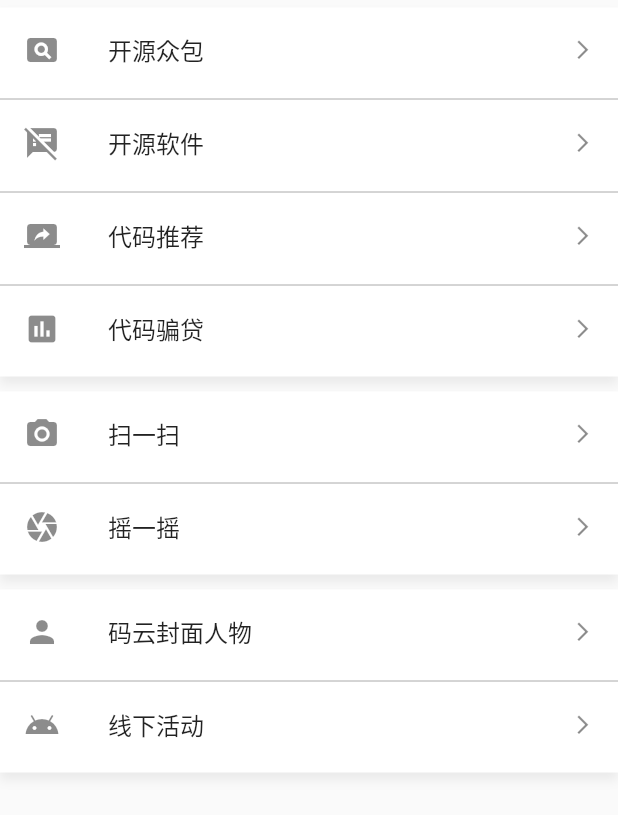
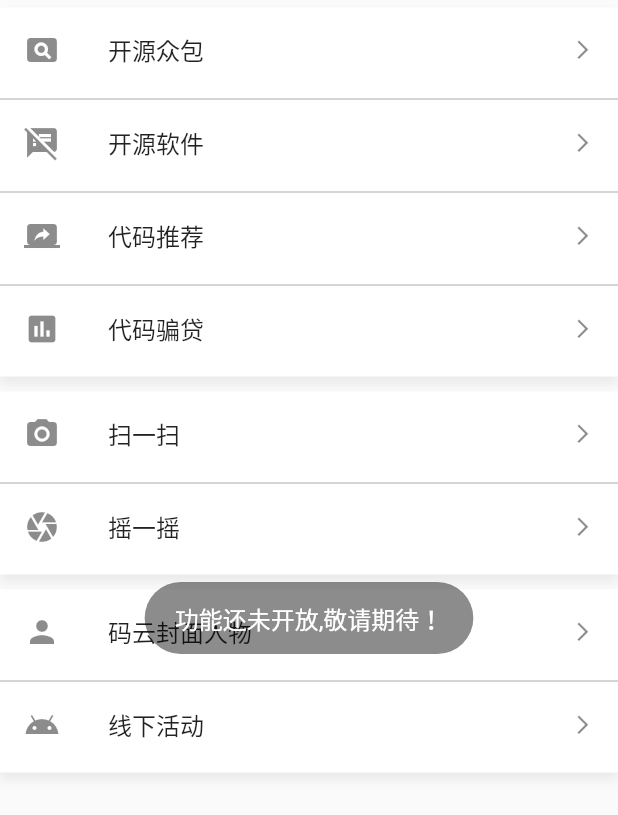
Before and after one commit to ankouyang/flutter_os_china, a Flutter app: the DiscoverPage widget shown alone on an empty page, opened directly, after a tap on "码云封面人物", on a phone screen of 412 x 824 dp. Shown: the top 815 px of the screen. Run offline on Flutter 3.47's test engine with Material 2 defaults, Android fonts, the phone set to English and light mode, and no system bars; our stand-ins replace dio, event_bus, fluttertoast, image_picker, shared_preferences; missing offline and left inert: barcode_scan2, flutter_webview_plugin; accounts and stored records are empty; network calls fail.

Commit message:
feat: 完成扫一扫 摇一摇功能

```diff
--- a/lib/main.dart
+++ b/lib/main.dart
@@ -2,7 +2,6 @@
 import 'package:flutter_os_china/constants/constants.dart' show AppColor;
 import 'package:flutter_os_china/pages/error_page.dart';
 import 'package:flutter_os_china/pages/index/home_page.dart';
-import 'package:flutter_os_china/pages/index/my_page.dart';
 void main() =>runApp(const MyApp());
 
 class MyApp extends StatelessWidget {
@@ -25,9 +24,6 @@
               textTheme: ButtonTextTheme.normal
             )
         ),
-        routes: {//这个设置的是静态的路由 使用Navigator.pushNamed(context, routeName);
-          '/my': (BuildContext context) => const MyPage()
-        },
         onUnknownRoute: (RouteSettings setting){
           String? name=setting.name;
           print("没有匹配到路由");
--- a/lib/pages/index/discover_page.dart
+++ b/lib/pages/index/discover_page.dart
@@ -1,7 +1,15 @@
 import 'package:flutter/material.dart';
-// import 'package:barcode_scan/barcode_scan.dart';
 import 'package:barcode_scan2/barcode_scan2.dart';
 import 'package:flutter/services.dart';
+import 'package:flutter_os_china/pages/commonweb/index.dart';
+import 'package:flutter_os_china/pages/shake/index.dart';
+import 'package:fluttertoast/fluttertoast.dart';
+
+class ArgumentsMap{
+  final String webUrl;
+  ArgumentsMap(this.webUrl);
+}
+
 
 class DiscoverPage extends StatefulWidget {
   const DiscoverPage({Key? key}) : super(key: key);
@@ -30,6 +38,7 @@
     },
   ];
 
+  // 第三方插件 barcode_scan2的初始化options设置
   ScanResult? scanResult;
 
   final _flashOnController = TextEditingController(text: '开灯');
@@ -47,7 +56,7 @@
   List<BarcodeFormat> selectedFormats = [..._possibleFormats];
 
   // 调用原生的扫一扫
-  Future<void> _scan() async {
+  Future<void> _scan(title) async {
     try {
       final result = await BarcodeScanner.scan(
         options: ScanOptions(
@@ -65,9 +74,15 @@
           ),
         ),
       );
-      print('二维码结果');
-      print(result.rawContent);
       setState(() => scanResult = result);
+      // 同时进行webView的跳转
+      // print(result.rawContent);
+      if(result.rawContent!=''){
+        _navToWebPage(title, result.rawContent);
+      }
+
+
+
     } on PlatformException catch (e) {
       setState(() {
         scanResult = ScanResult(
@@ -83,22 +98,28 @@
   void _handleItemClick(String title) {
     switch (title) {
       case '开源众包':
-        // _navToWebPage(title, 'https://zb.oschina.net/');
+        _navToWebPage(title, 'https://zb.oschina.net/');
         break;
       case '扫一扫':
-        _scan();
+        _scan(title);
         break;
       case '摇一摇':
-        // Navigator.of(context)
-        //     .push(MaterialPageRoute(builder: (context) => ShakePage()));
+        Navigator.push(context,MaterialPageRoute(builder: (context) =>const  ShakePage()));
         break;
+      default:
+        Fluttertoast.showToast(
+            msg: '功能还未开放,敬请期待！',
+            toastLength: Toast.LENGTH_SHORT,
+            gravity: ToastGravity.CENTER,
+            timeInSecForIosWeb: 1,
+            backgroundColor: Colors.black45,
+            textColor: Colors.white,
+            fontSize: 16.0);
     }
   }
 
   _navToWebPage(String title,String url){
-    // if(title!=null&&url!=null){
-    //   Navigator.push(context, MaterialPageRoute(builder: (context)=>{})
-    // }
+    Navigator.push(context, MaterialPageRoute(builder: (context)=> CommonWeb(title: title, url: url)));
   }
 
   @override
--- a/pubspec.yaml
+++ b/pubspec.yaml
@@ -83,6 +83,7 @@
   - assets/images/ic_nav_tweet_normal.png
   - assets/images/ic_nav_discover_normal.png
   - assets/images/ic_nav_my_pressed.png
+  - assets/images/shake.png
   # 抽屉背景
   - assets/images/cover_img.jpg
   - # 默认头像
```
Also changed, not shown: lib/pages/commonweb/index.dart (added, +68 -0 lines), lib/pages/shake/index.dart (added, +58 -0 lines), assets/images/shake.png (added).
